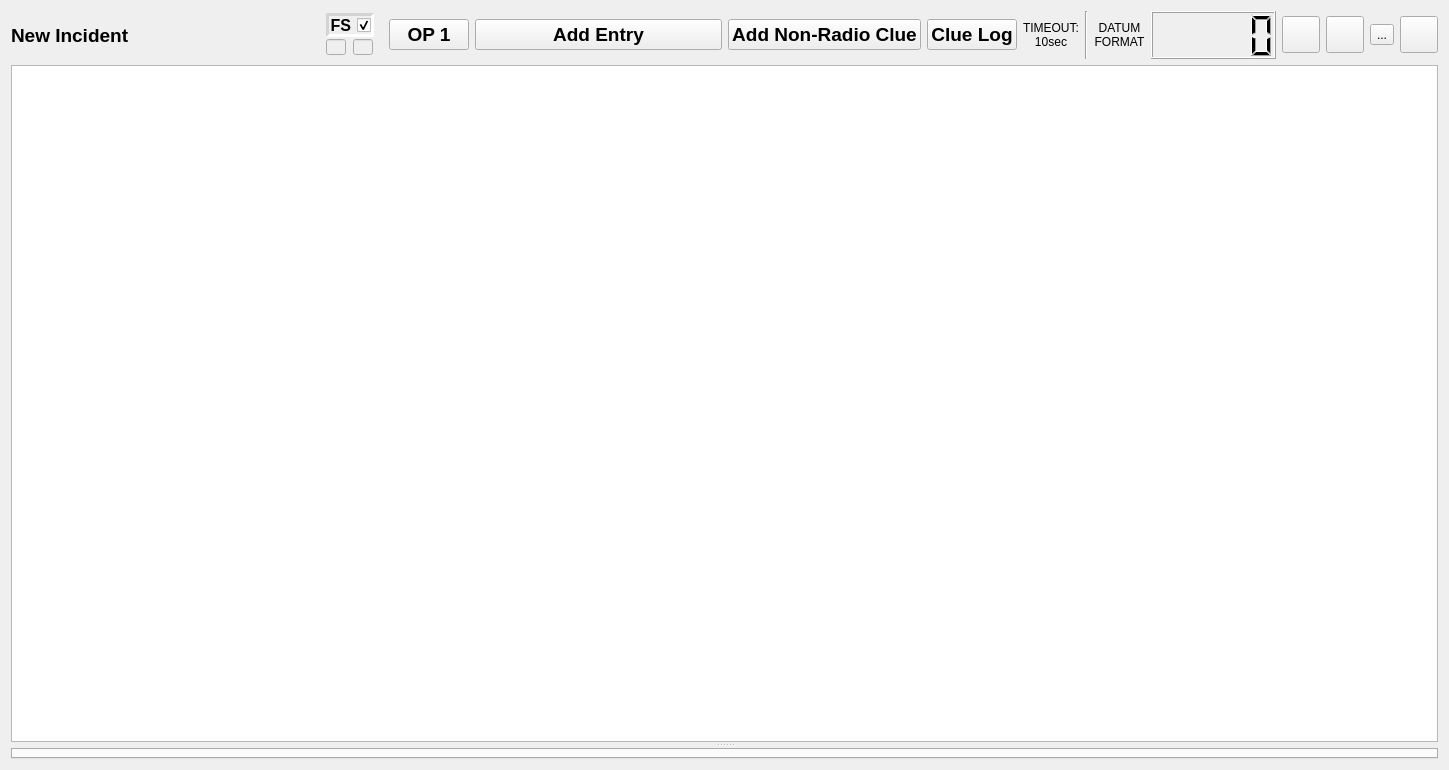
The window that radiolog.ui (ncssar/radiolog) describes before a commit, drawn with Qt 5.
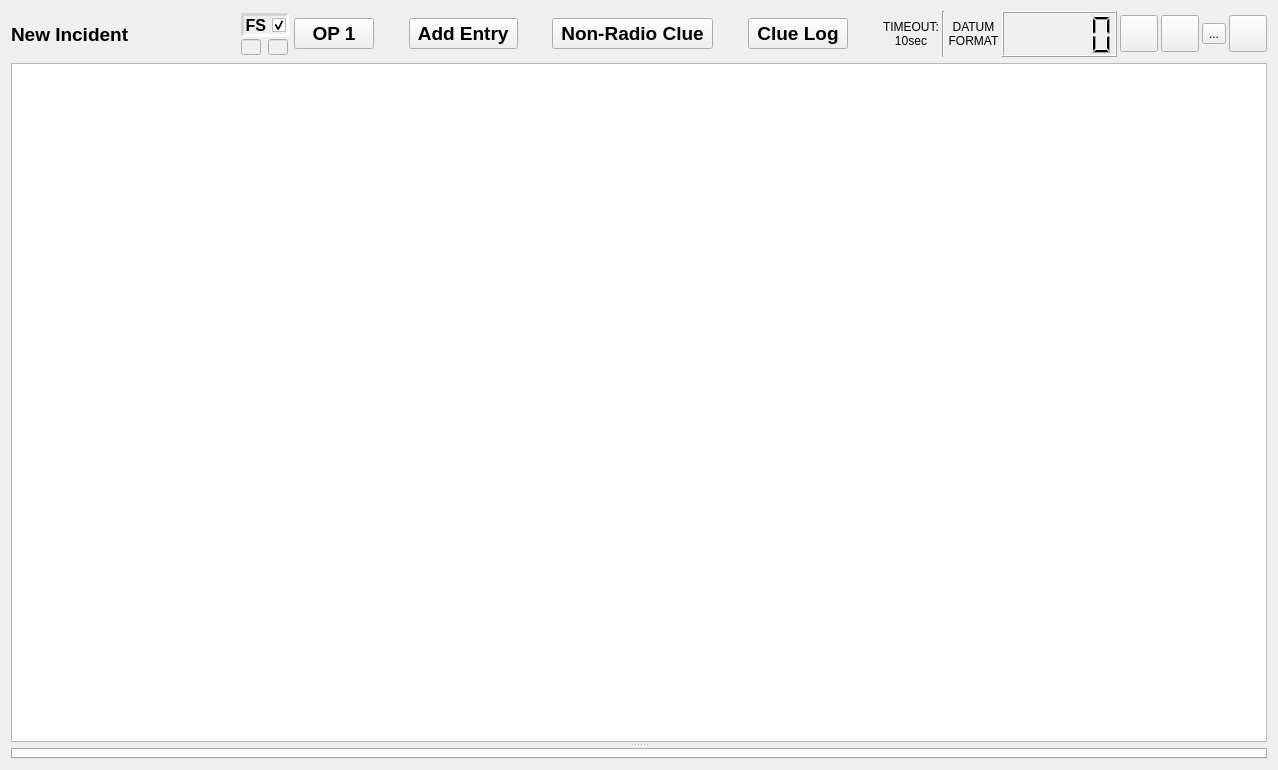
The same window after the commit. Icons and pictures are not drawn.

Commit message: layout modifications to look decent at 1280x720

Diff of the .ui file:
```diff
--- a/radiolog.ui
+++ b/radiolog.ui
@@ -6,7 +6,7 @@
    <rect>
     <x>0</x>
     <y>0</y>
-    <width>1449</width>
+    <width>1278</width>
     <height>770</height>
    </rect>
   </property>
@@ -15,18 +15,21 @@
   </property>
   <layout class="QGridLayout" name="gridLayout_2">
    <item row="0" column="0">
-    <layout class="QHBoxLayout" name="horizontalLayout" stretch="0,0,0,0,0,0,0,0,0,0,0,0,0,0">
+    <layout class="QHBoxLayout" name="horizontalLayout" stretch="0,0,0,0,0,0,0,0,0,0,0,0,0,0,0,0,0,0">
+     <property name="spacing">
+      <number>3</number>
+     </property>
      <item>
       <widget class="QLabel" name="incidentNameLabel">
        <property name="sizePolicy">
-        <sizepolicy hsizetype="Fixed" vsizetype="Preferred">
+        <sizepolicy hsizetype="Expanding" vsizetype="Preferred">
          <horstretch>0</horstretch>
          <verstretch>0</verstretch>
         </sizepolicy>
        </property>
        <property name="minimumSize">
         <size>
-         <width>300</width>
+         <width>225</width>
          <height>0</height>
         </size>
        </property>
@@ -58,12 +61,9 @@
         <property name="spacing">
          <number>2</number>
         </property>
-        <property name="topMargin">
+        <property name="margin">
          <number>2</number>
         </property>
-        <property name="bottomMargin">
-         <number>4</number>
-        </property>
         <item>
          <layout class="QHBoxLayout" name="fsEnableLayout">
           <item>
@@ -159,17 +159,24 @@
      <item>
       <widget class="QPushButton" name="opPeriodButton">
        <property name="sizePolicy">
-        <sizepolicy hsizetype="Minimum" vsizetype="Fixed">
+        <sizepolicy hsizetype="Fixed" vsizetype="Fixed">
          <horstretch>0</horstretch>
          <verstretch>0</verstretch>
         </sizepolicy>
        </property>
+       <property name="minimumSize">
+        <size>
+         <width>80</width>
+         <height>0</height>
+        </size>
+       </property>
        <property name="font">
         <font>
          <family>Segoe UI</family>
          <pointsize>14</pointsize>
          <weight>75</weight>
          <bold>true</bold>
+         <kerning>true</kerning>
         </font>
        </property>
        <property name="focusPolicy">
@@ -181,12 +188,31 @@
        <property name="text">
         <string>OP 1</string>
        </property>
+       <property name="iconSize">
+        <size>
+         <width>20</width>
+         <height>20</height>
+        </size>
+       </property>
       </widget>
      </item>
+     <item>
+      <spacer name="horizontalSpacer">
+       <property name="orientation">
+        <enum>Qt::Horizontal</enum>
+       </property>
+       <property name="sizeHint" stdset="0">
+        <size>
+         <width>40</width>
+         <height>20</height>
+        </size>
+       </property>
+      </spacer>
+     </item>
      <item>
       <widget class="QPushButton" name="pushButton">
        <property name="sizePolicy">
-        <sizepolicy hsizetype="Expanding" vsizetype="Fixed">
+        <sizepolicy hsizetype="Fixed" vsizetype="Fixed">
          <horstretch>0</horstretch>
          <verstretch>0</verstretch>
         </sizepolicy>
@@ -206,10 +232,23 @@
         <string/>
        </property>
        <property name="text">
-        <string>Add Entry</string>
+        <string> Add Entry </string>
        </property>
       </widget>
      </item>
+     <item>
+      <spacer name="horizontalSpacer_2">
+       <property name="orientation">
+        <enum>Qt::Horizontal</enum>
+       </property>
+       <property name="sizeHint" stdset="0">
+        <size>
+         <width>40</width>
+         <height>20</height>
+        </size>
+       </property>
+      </spacer>
+     </item>
      <item>
       <widget class="QPushButton" name="addNonRadioClueButton">
        <property name="font">
@@ -227,10 +266,23 @@
         <string/>
        </property>
        <property name="text">
-        <string>Add Non-Radio Clue</string>
+        <string> Non-Radio Clue </string>
        </property>
       </widget>
      </item>
+     <item>
+      <spacer name="horizontalSpacer_3">
+       <property name="orientation">
+        <enum>Qt::Horizontal</enum>
+       </property>
+       <property name="sizeHint" stdset="0">
+        <size>
+         <width>40</width>
+         <height>20</height>
+        </size>
+       </property>
+      </spacer>
+     </item>
      <item>
       <widget class="QPushButton" name="clueLogButton">
        <property name="font">
@@ -248,10 +300,23 @@
         <string/>
        </property>
        <property name="text">
-        <string>Clue Log</string>
+        <string> Clue Log </string>
        </property>
       </widget>
      </item>
+     <item>
+      <spacer name="horizontalSpacer_4">
+       <property name="orientation">
+        <enum>Qt::Horizontal</enum>
+       </property>
+       <property name="sizeHint" stdset="0">
+        <size>
+         <width>40</width>
+         <height>20</height>
+        </size>
+       </property>
+      </spacer>
+     </item>
      <item>
       <widget class="QLabel" name="timeoutLabel">
        <property name="font">
@@ -306,7 +371,7 @@
        </property>
        <property name="minimumSize">
         <size>
-         <width>125</width>
+         <width>115</width>
          <height>0</height>
         </size>
        </property>
```
The commit also changes 3 other files.
